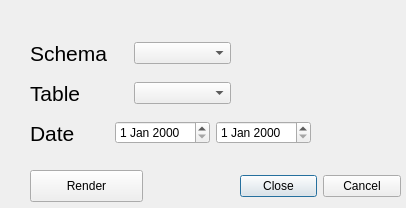
The window that rheas/rheas_dialog_base.ui (kandread/RHEAS-qgis) describes before a commit, drawn with Qt 5.
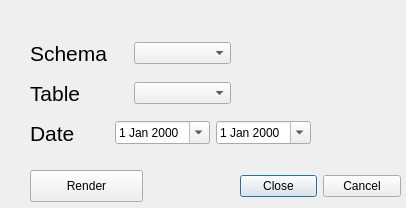
The same window after the commit.

Commit message: Added calendar popup.

```diff
--- a/rheas/rheas_dialog_base.ui
+++ b/rheas/rheas_dialog_base.ui
@@ -122,10 +122,18 @@
      </widget>
     </item>
     <item>
-     <widget class="QDateEdit" name="dateEdit"/>
+     <widget class="QDateEdit" name="startdate">
+      <property name="calendarPopup">
+       <bool>true</bool>
+      </property>
+     </widget>
     </item>
     <item>
-     <widget class="QDateEdit" name="dateEdit_2"/>
+     <widget class="QDateEdit" name="enddate">
+      <property name="calendarPopup">
+       <bool>true</bool>
+      </property>
+     </widget>
     </item>
    </layout>
   </widget>
```
